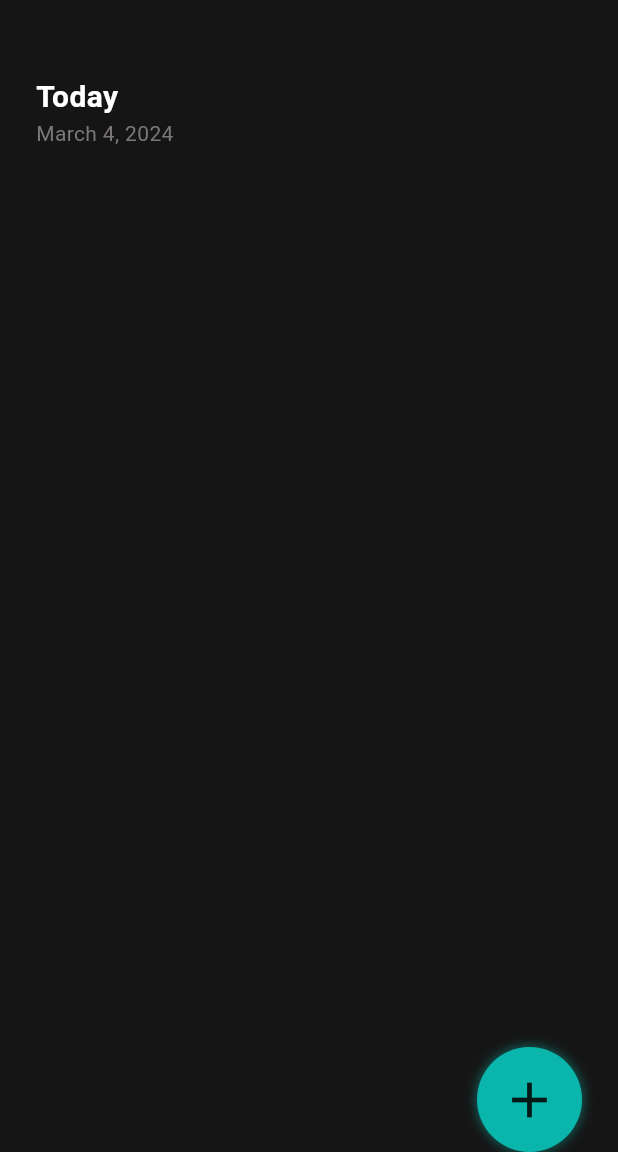
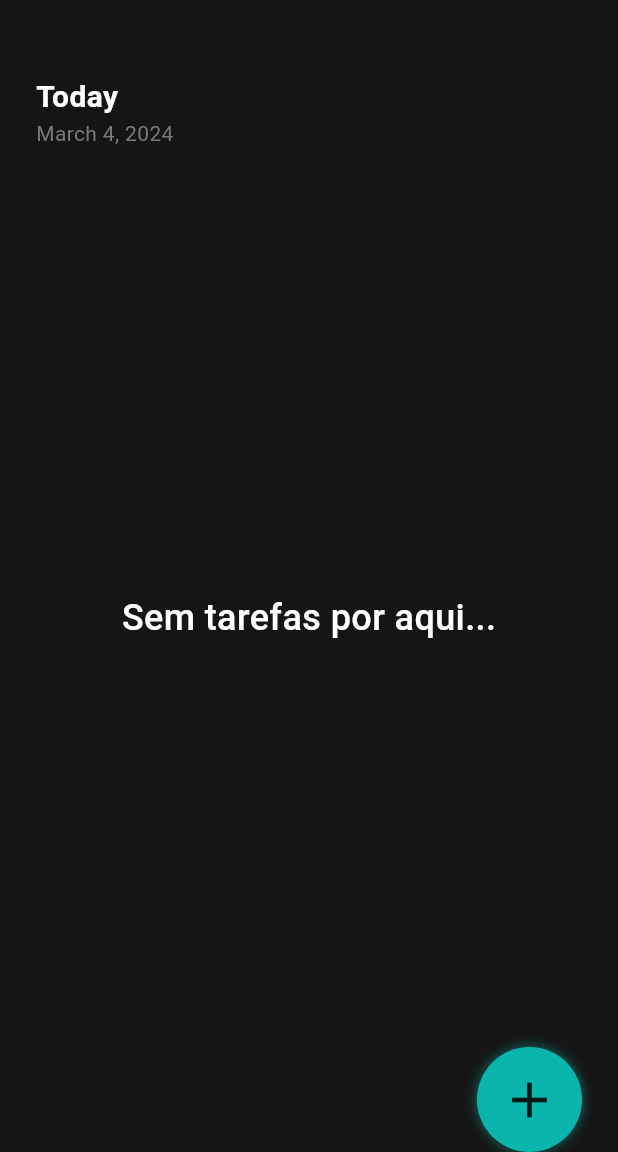
Before and after one commit to dionedev/ToDo_List, a Flutter app: the screen it shows after launch, on a phone screen of 412 x 824 dp, the part 84-1236 px from its top. Run offline on Flutter 3.47's test engine with Material 3 defaults, Android fonts, the phone set to English and light mode, and no system bars.

Commit message:
feat: adiciona mensagem na home informando que não a tarefas criadas

```diff
--- a/lib/pages/todolist_page.dart
+++ b/lib/pages/todolist_page.dart
@@ -115,7 +115,8 @@ class _ToDoListPageState extends State<ToDoListPage> {
                 ),
               ),
               Expanded(
-                child: ListView.builder(
+                child: toDoList.isNotEmpty
+                    ? ListView.builder(
                         itemCount: toDoList.length,
                         itemBuilder: (BuildContext context, int index) {
                           Task task = toDoList[index];
@@ -131,6 +132,16 @@ class _ToDoListPageState extends State<ToDoListPage> {
                             },
                           );
                         },
+                      )
+                    : const Center(
+                        child: Text(
+                          'Sem tarefas por aqui...',
+                          style: TextStyle(
+                            color: Colors.white,
+                            fontSize: 24,
+                            fontWeight: FontWeight.w500,
+                          ),
+                        ),
                       ),
               ),
               Row(
```
Lines whose indentation alone changed are shown as unchanged.
